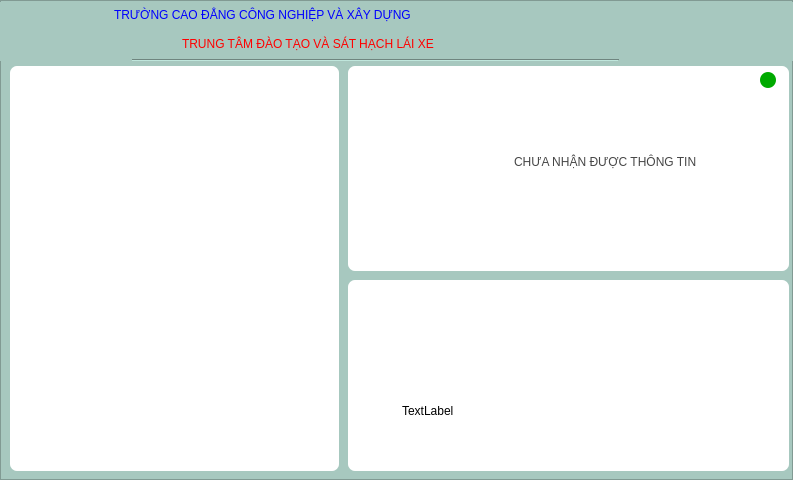
The window that Ui/MainScreen.ui (Lam-dev/TheoryFaceRecognition) describes before a commit, drawn with Qt 5.
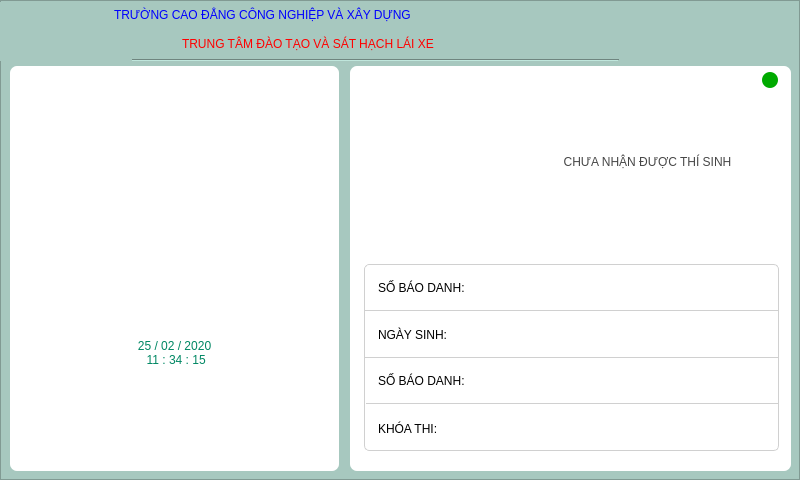
The same window after the commit. Icons and pictures are not drawn.

Patch:
```diff
--- a/Ui/MainScreen.ui
+++ b/Ui/MainScreen.ui
@@ -6,7 +6,7 @@
    <rect>
     <x>0</x>
     <y>0</y>
-    <width>793</width>
+    <width>800</width>
     <height>480</height>
    </rect>
   </property>
@@ -103,8 +103,8 @@
      <rect>
       <x>8</x>
       <y>2</y>
-      <width>39</width>
-      <height>35</height>
+      <width>59</width>
+      <height>51</height>
      </rect>
     </property>
     <property name="styleSheet">
@@ -142,10 +142,10 @@
   <widget class="QFrame" name="frame">
    <property name="geometry">
     <rect>
-     <x>348</x>
+     <x>350</x>
      <y>66</y>
      <width>441</width>
-     <height>205</height>
+     <height>405</height>
     </rect>
    </property>
    <property name="styleSheet">
@@ -190,7 +190,10 @@
      <number>0</number>
     </property>
     <property name="text">
-     <string>CHƯA NHẬN ĐƯỢC THÔNG TIN</string>
+     <string>CHƯA NHẬN ĐƯỢC THÍ SINH</string>
+    </property>
+    <property name="alignment">
+     <set>Qt::AlignCenter</set>
     </property>
     <property name="wordWrap">
      <bool>true</bool>
@@ -201,8 +204,8 @@
      <rect>
       <x>10</x>
       <y>8</y>
-      <width>149</width>
-      <height>183</height>
+      <width>173</width>
+      <height>185</height>
      </rect>
     </property>
     <property name="styleSheet">
@@ -218,10 +221,10 @@
     <widget class="QLabel" name="label_regisImage">
      <property name="geometry">
       <rect>
-       <x>8</x>
+       <x>10</x>
        <y>10</y>
-       <width>131</width>
-       <height>165</height>
+       <width>153</width>
+       <height>171</height>
       </rect>
      </property>
      <property name="styleSheet">
@@ -253,6 +256,216 @@
      <string/>
     </property>
    </widget>
+   <widget class="QFrame" name="frame_2">
+    <property name="geometry">
+     <rect>
+      <x>14</x>
+      <y>198</y>
+      <width>415</width>
+      <height>187</height>
+     </rect>
+    </property>
+    <property name="styleSheet">
+     <string notr="true">background-color: rgba(150, 150, 150, 0);
+border-color: rgb(208, 208, 208);
+border-style:solid;
+border-radius:5px; 
+border-width:1px;</string>
+    </property>
+    <property name="frameShape">
+     <enum>QFrame::StyledPanel</enum>
+    </property>
+    <property name="frameShadow">
+     <enum>QFrame::Raised</enum>
+    </property>
+    <widget class="Line" name="line_2">
+     <property name="geometry">
+      <rect>
+       <x>0</x>
+       <y>46</y>
+       <width>415</width>
+       <height>1</height>
+      </rect>
+     </property>
+     <property name="orientation">
+      <enum>Qt::Horizontal</enum>
+     </property>
+    </widget>
+    <widget class="Line" name="line_3">
+     <property name="geometry">
+      <rect>
+       <x>0</x>
+       <y>93</y>
+       <width>415</width>
+       <height>1</height>
+      </rect>
+     </property>
+     <property name="orientation">
+      <enum>Qt::Horizontal</enum>
+     </property>
+    </widget>
+    <widget class="Line" name="line_4">
+     <property name="geometry">
+      <rect>
+       <x>2</x>
+       <y>139</y>
+       <width>415</width>
+       <height>1</height>
+      </rect>
+     </property>
+     <property name="orientation">
+      <enum>Qt::Horizontal</enum>
+     </property>
+    </widget>
+    <widget class="QLabel" name="label">
+     <property name="geometry">
+      <rect>
+       <x>14</x>
+       <y>6</y>
+       <width>147</width>
+       <height>35</height>
+      </rect>
+     </property>
+     <property name="styleSheet">
+      <string notr="true">border-width:0px;
+font: 75 bold 11pt &quot;Ubuntu&quot;;
+</string>
+     </property>
+     <property name="text">
+      <string>SỐ BÁO DANH:</string>
+     </property>
+    </widget>
+    <widget class="QLabel" name="label_2">
+     <property name="geometry">
+      <rect>
+       <x>14</x>
+       <y>56</y>
+       <width>147</width>
+       <height>29</height>
+      </rect>
+     </property>
+     <property name="styleSheet">
+      <string notr="true">border-width:0px;
+font: 75 bold 11pt &quot;Ubuntu&quot;;</string>
+     </property>
+     <property name="text">
+      <string>NGÀY SINH:</string>
+     </property>
+    </widget>
+    <widget class="QLabel" name="label_3">
+     <property name="geometry">
+      <rect>
+       <x>14</x>
+       <y>102</y>
+       <width>147</width>
+       <height>29</height>
+      </rect>
+     </property>
+     <property name="styleSheet">
+      <string notr="true">border-width:0px;
+font: 57 bold 11pt &quot;Ubuntu&quot;;</string>
+     </property>
+     <property name="text">
+      <string>SỐ BÁO DANH:</string>
+     </property>
+     <property name="indent">
+      <number>-1</number>
+     </property>
+    </widget>
+    <widget class="QLabel" name="label_forShowNumberCard">
+     <property name="geometry">
+      <rect>
+       <x>152</x>
+       <y>6</y>
+       <width>251</width>
+       <height>35</height>
+      </rect>
+     </property>
+     <property name="styleSheet">
+      <string notr="true">border-width:0px;
+font: 75 bold 11pt &quot;Ubuntu&quot;;
+color: rgb(0, 0, 127);
+</string>
+     </property>
+     <property name="text">
+      <string/>
+     </property>
+    </widget>
+    <widget class="QLabel" name="label_dateOfBird">
+     <property name="geometry">
+      <rect>
+       <x>152</x>
+       <y>54</y>
+       <width>247</width>
+       <height>35</height>
+      </rect>
+     </property>
+     <property name="styleSheet">
+      <string notr="true">border-width:0px;
+font: 75 bold 11pt &quot;Ubuntu&quot;;
+color: rgb(0, 0, 127);
+</string>
+     </property>
+     <property name="text">
+      <string/>
+     </property>
+    </widget>
+    <widget class="QLabel" name="label_forShowIdentNumber">
+     <property name="geometry">
+      <rect>
+       <x>152</x>
+       <y>98</y>
+       <width>247</width>
+       <height>35</height>
+      </rect>
+     </property>
+     <property name="styleSheet">
+      <string notr="true">border-width:0px;
+font: 75 bold 11pt &quot;Ubuntu&quot;;
+color: rgb(0, 0, 127);
+</string>
+     </property>
+     <property name="text">
+      <string/>
+     </property>
+    </widget>
+    <widget class="QLabel" name="label_8">
+     <property name="geometry">
+      <rect>
+       <x>14</x>
+       <y>150</y>
+       <width>103</width>
+       <height>29</height>
+      </rect>
+     </property>
+     <property name="styleSheet">
+      <string notr="true">border-width:0px;
+font: 57 bold 11pt &quot;Ubuntu&quot;;</string>
+     </property>
+     <property name="text">
+      <string>KHÓA THI:</string>
+     </property>
+    </widget>
+    <widget class="QLabel" name="label_forShowCourse">
+     <property name="geometry">
+      <rect>
+       <x>152</x>
+       <y>146</y>
+       <width>247</width>
+       <height>35</height>
+      </rect>
+     </property>
+     <property name="styleSheet">
+      <string notr="true">border-width:0px;
+font: 75 bold 11pt &quot;Ubuntu&quot;;
+color: rgb(0, 0, 127);
+</string>
+     </property>
+     <property name="text">
+      <string/>
+     </property>
+    </widget>
+   </widget>
   </widget>
   <widget class="QFrame" name="frame_3">
    <property name="geometry">
@@ -277,7 +490,7 @@
    <widget class="QFrame" name="frame_containLabelShowCamera">
     <property name="geometry">
      <rect>
-      <x>16</x>
+      <x>18</x>
       <y>8</y>
       <width>297</width>
       <height>391</height>
@@ -296,9 +509,9 @@
     <widget class="QLabel" name="label_showCamera">
      <property name="geometry">
       <rect>
-       <x>0</x>
-       <y>0</y>
-       <width>283</width>
+       <x>4</x>
+       <y>-8</y>
+       <width>287</width>
        <height>381</height>
       </rect>
      </property>
@@ -310,62 +523,55 @@
       <string/>
      </property>
     </widget>
-   </widget>
-  </widget>
-  <widget class="QFrame" name="frame_2">
-   <property name="geometry">
-    <rect>
-     <x>348</x>
-     <y>280</y>
-     <width>441</width>
-     <height>191</height>
-    </rect>
-   </property>
-   <property name="styleSheet">
-    <string notr="true">background-color: rgb(255, 255, 255);
-border-style:solid;
-border-radius:7px;</string>
-   </property>
-   <property name="frameShape">
-    <enum>QFrame::StyledPanel</enum>
-   </property>
-   <property name="frameShadow">
-    <enum>QFrame::Raised</enum>
-   </property>
-   <property name="lineWidth">
-    <number>3</number>
-   </property>
-   <property name="midLineWidth">
-    <number>2</number>
-   </property>
-   <widget class="QLabel" name="label">
-    <property name="geometry">
-     <rect>
-      <x>192</x>
-      <y>4</y>
-      <width>81</width>
-      <height>73</height>
-     </rect>
-    </property>
-    <property name="text">
-     <string/>
-    </property>
-    <property name="pixmap">
-     <pixmap>../icon/iconOk.png</pixmap>
-    </property>
-   </widget>
-   <widget class="QLabel" name="label_2">
-    <property name="geometry">
-     <rect>
-      <x>54</x>
-      <y>86</y>
-      <width>349</width>
-      <height>89</height>
-     </rect>
-    </property>
-    <property name="text">
-     <string>TextLabel</string>
-    </property>
+    <widget class="QLabel" name="label_forShowIconFaceRecognized">
+     <property name="geometry">
+      <rect>
+       <x>-4</x>
+       <y>0</y>
+       <width>301</width>
+       <height>169</height>
+      </rect>
+     </property>
+     <property name="text">
+      <string/>
+     </property>
+     <property name="pixmap">
+      <pixmap>../../../../Downloads/icons8-facial-recognition-100.png</pixmap>
+     </property>
+     <property name="alignment">
+      <set>Qt::AlignCenter</set>
+     </property>
+    </widget>
+    <widget class="QLabel" name="label_forShowTimeRecognized">
+     <property name="geometry">
+      <rect>
+       <x>-8</x>
+       <y>170</y>
+       <width>309</width>
+       <height>217</height>
+      </rect>
+     </property>
+     <property name="styleSheet">
+      <string notr="true">color: rgb(0, 135, 99);
+font: 75 bold 24pt &quot;Ubuntu&quot;;</string>
+     </property>
+     <property name="lineWidth">
+      <number>1</number>
+     </property>
+     <property name="text">
+      <string>25 / 02 / 2020 
+ 11 : 34 : 15</string>
+     </property>
+     <property name="alignment">
+      <set>Qt::AlignCenter</set>
+     </property>
+     <property name="margin">
+      <number>0</number>
+     </property>
+     <property name="indent">
+      <number>5</number>
+     </property>
+    </widget>
    </widget>
   </widget>
  </widget>
```
